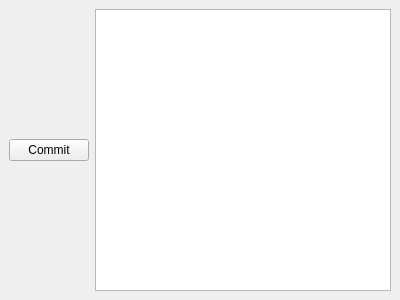
feelx88/git-qui, file src/components/commit/commit.ui: the form before one commit.
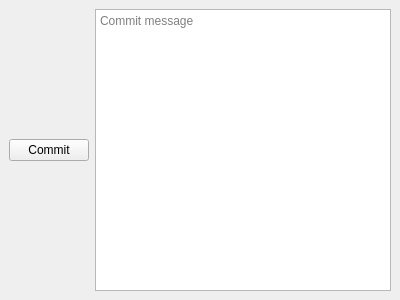
The form after the commit.

Commit message: Added commit editor placeholder text.

```diff
--- a/src/components/commit/commit.ui
+++ b/src/components/commit/commit.ui
@@ -30,7 +30,11 @@
      </layout>
     </item>
     <item>
-     <widget class="QPlainTextEdit" name="plainTextEdit"/>
+     <widget class="QPlainTextEdit" name="plainTextEdit">
+      <property name="placeholderText">
+       <string>Commit message</string>
+      </property>
+     </widget>
     </item>
    </layout>
   </widget>
```
